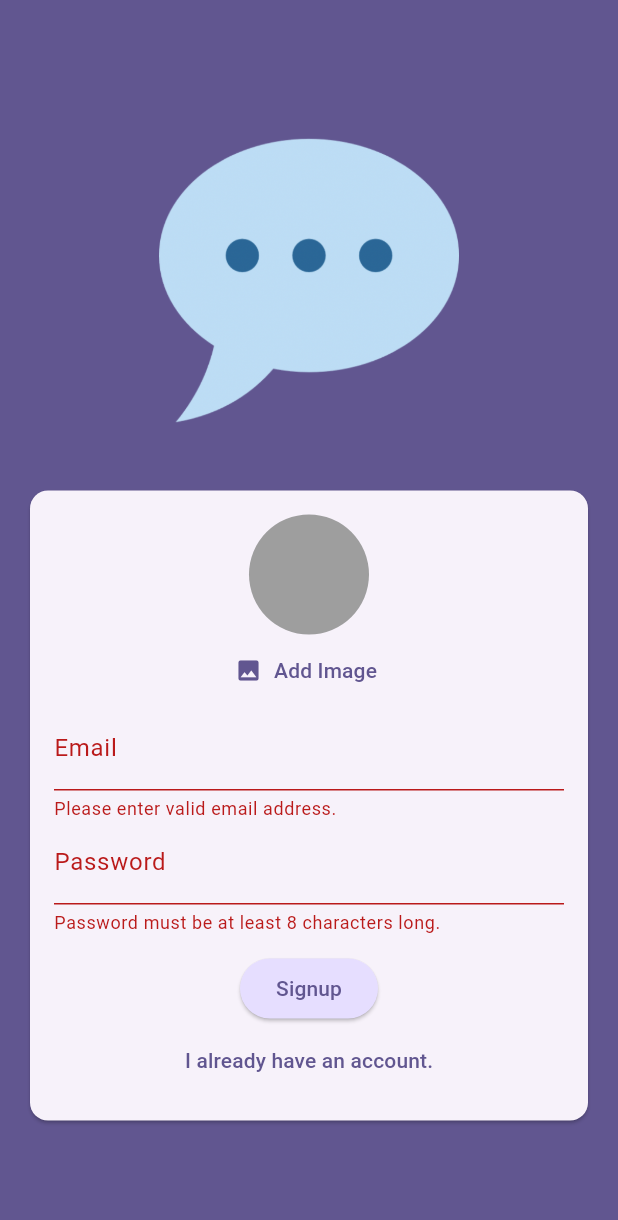
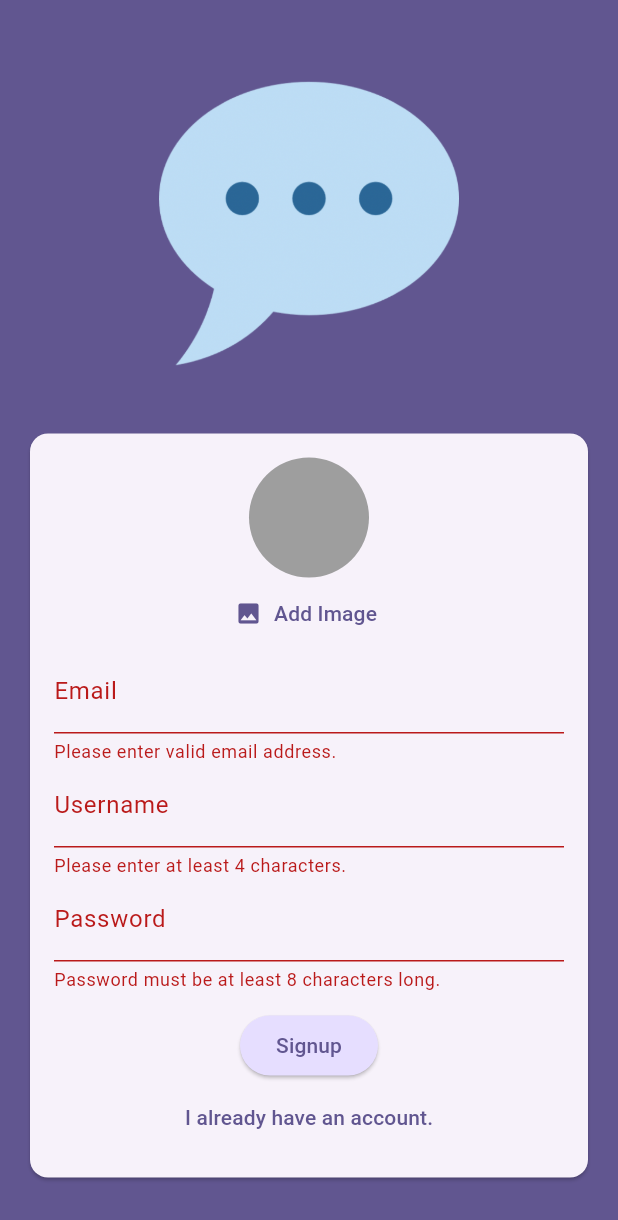
Before and after one commit to richie007dev/chat_app, a Flutter app: the screen it shows after launch, after a tap on "Login", after a tap on "Create an account.", after a tap on "Signup", on a phone screen of 412 x 824 dp. Shown: the top 1220 px of the screen. Run offline on Flutter 3.47's test engine with Material 3 defaults, Android fonts, the phone set to English and light mode, and no system bars; our stand-ins replace cloud_firestore, firebase_auth, firebase_core, firebase_storage, image_picker; accounts and stored records are empty.

Commit message:
save user data to firestore cloud.

```diff
--- a/lib/screens/auth.dart
+++ b/lib/screens/auth.dart
@@ -1,5 +1,6 @@
 import 'dart:io';
 import 'package:chat_app/widgets/user_image_picker.dart';
+import 'package:cloud_firestore/cloud_firestore.dart';
 import 'package:firebase_auth/firebase_auth.dart';
 import 'package:firebase_storage/firebase_storage.dart';
 import 'package:flutter/material.dart';
@@ -19,6 +20,7 @@ class _AuthScreenState extends State<AuthScreen> {
   var _isLogin = true;
   var _enteredEmail = '';
   var _enteredPassword = '';
+  var _enteredUserName = '';
   var _isAuthenticating = false;
   File? _selectedImage;
   void _submit() async {
@@ -46,6 +48,14 @@ class _AuthScreenState extends State<AuthScreen> {
         await storageRef.putFile(_selectedImage!);
         final imageURL = await storageRef.getDownloadURL();
         print(imageURL);
+        await FirebaseFirestore.instance
+            .collection('users')
+            .doc(userCredentials.user!.uid)
+            .set({
+          'username': _enteredUserName,
+          'email': _enteredEmail,
+          'imageURL': imageURL
+        });
         setState(() {
           _isAuthenticating = false;
         });
@@ -116,6 +126,24 @@ class _AuthScreenState extends State<AuthScreen> {
                               _enteredEmail = value!;
                             },
                           ),
+                          if (!_isLogin)
+                            TextFormField(
+                              decoration: const InputDecoration(
+                                labelText: 'Username',
+                              ),
+                              enableSuggestions: false,
+                              validator: (value) {
+                                if (value == null ||
+                                    value.isEmpty ||
+                                    value.trim().length < 4) {
+                                  return 'Please enter at least 4 characters.';
+                                }
+                                return null;
+                              },
+                              onSaved: (value) {
+                                _enteredUserName = value!;
+                              },
+                            ),
                           TextFormField(
                             decoration: const InputDecoration(
                               labelText: "Password",
@@ -134,7 +162,7 @@ class _AuthScreenState extends State<AuthScreen> {
                           const SizedBox(
                             height: 12,
                           ),
-                          if(_isAuthenticating)
+                          if (_isAuthenticating)
                             const CircularProgressIndicator(),
                           if (!_isAuthenticating)
                             ElevatedButton(
```
